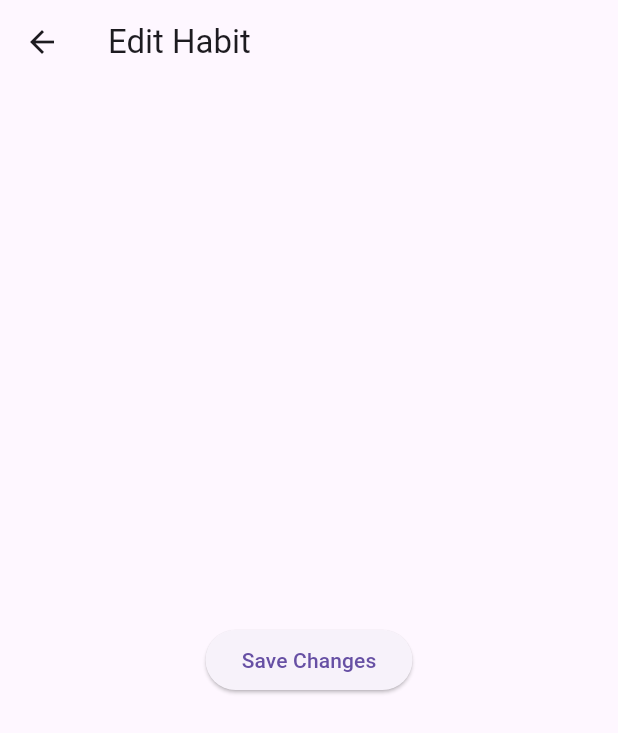
After one commit to infangle/habit-tracker-f, a Flutter app: the EditHabitScreen screen opened directly, on a phone screen of 412 x 824 dp. The commit adds this screen. Shown: the top 733 px of the screen. Run offline on Flutter 3.47's test engine with Material 3 defaults, Android fonts, the phone set to English and light mode, and no system bars; our stand-ins replace get.

Commit message:
habit CRUD

```diff
--- /dev/null
+++ b/habit_tracker/lib/data/habit_repository_impl.dart
@@ -0,0 +1,47 @@
+// habit_repository_impl.dart
+
+import 'dart:convert';
+import 'package:flutter/services.dart';
+import 'package:habit_tracker/domain/models/habit.dart';
+import 'package:habit_tracker/domain/repositories/habit_repository.dart';
+
+class HabitRepositoryImpl implements HabitRepository {
+  List<Habit> _habits = [];
+
+  Future<void> _loadHabits() async {
+    final String habitsData = await rootBundle.loadString('db.json');
+    final List<dynamic> habitsJson = json.decode(habitsData);
+
+    _habits = habitsJson.map<Habit>((json) => Habit.fromJson(json)).toList();
+  }
+
+  @override
+  Future<List<Habit>> getHabitsForUser(int userId) async {
+    await _loadHabits();
+    return _habits.where((habit) => habit.userId == userId).toList();
+  }
+
+  @override
+  Future<void> addHabit(Habit habit) async {
+    _habits.add(habit);
+    // Save the updated habits list back to the db.json file
+    // You can write the updated list back to the file here
+  }
+
+  @override
+  Future<void> updateHabit(Habit habit) async {
+    final index = _habits.indexWhere((h) => h.id == habit.id);
+    if (index != -1) {
+      _habits[index] = habit;
+      // Save the updated habits list back to the db.json file
+      // You can write the updated list back to the file here
+    }
+  }
+
+  @override
+  Future<void> deleteHabit(int habitId) async {
+    _habits.removeWhere((habit) => habit.id == habitId);
+    // Save the updated habits list back to the db.json file
+    // You can write the updated list back to the file here
+  }
+}
--- a/habit_tracker/lib/data/user_repository_impl.dart
+++ b/habit_tracker/lib/data/user_repository_impl.dart
@@ -1,5 +1,5 @@
 import 'package:http/http.dart' as http;
-import 'package:habit_tracker/domain/user_repository.dart';
+import 'package:habit_tracker/domain/repositories/user_repository.dart';
 import 'dart:convert';
 
 class UserRepositoryImpl implements UserRepository {
--- /dev/null
+++ b/habit_tracker/lib/domain/models/habit.dart
@@ -0,0 +1,26 @@
+// habit.dart
+
+class Habit {
+  final int id;
+  final int userId;
+  final String name;
+  final bool completed;
+
+  Habit({
+    required this.id,
+    required this.userId,
+    required this.name,
+    required this.completed,
+  });
+  factory Habit.fromJson(Map<String, dynamic> json) {
+    return Habit(
+      id: json['id'],
+      userId: json['userId'],
+      name: json['name'],
+      completed: json['completed'],
+    );
+  }
+  Map<String, dynamic> toJson() {
+    return {'id': id, 'userId': userId, 'name': name, 'completed': completed};
+  }
+}
--- /dev/null
+++ b/habit_tracker/lib/domain/repositories/habit_repository.dart
@@ -0,0 +1,10 @@
+// habit_repository.dart
+
+import 'package:habit_tracker/domain/models/habit.dart';
+
+abstract class HabitRepository {
+  Future<List<Habit>> getHabitsForUser(int userId);
+  Future<void> addHabit(Habit habit);
+  Future<void> updateHabit(Habit habit);
+  Future<void> deleteHabit(int habitId);
+}
--- a/habit_tracker/lib/presentation/screens/login.dart
+++ b/habit_tracker/lib/presentation/screens/login.dart
@@ -1,7 +1,7 @@
 import 'package:flutter/material.dart';
 import 'package:get/get.dart';
 import 'package:habit_tracker/controllers/AuthController.dart';
-import 'package:habit_tracker/domain/user_repository.dart';
+import 'package:habit_tracker/domain/repositories/user_repository.dart';
 
 class LoginScreen extends StatelessWidget {
   final AuthController authController = Get.find();
--- /dev/null
+++ b/habit_tracker/lib/presentation/screens/widgets/editHabit.dart
@@ -0,0 +1,21 @@
+// edit_habit_screen.dart
+
+import 'package:flutter/material.dart';
+
+class EditHabitScreen extends StatelessWidget {
+  @override
+  Widget build(BuildContext context) {
+    return Scaffold(
+      appBar: AppBar(title: Text('Edit Habit')),
+      body: Center(
+        child: ElevatedButton(
+          onPressed: () {
+            // Implement edit habit functionality
+            Navigator.pop(context);
+          },
+          child: Text('Save Changes'),
+        ),
+      ),
+    );
+  }
+}
```
Also changed, not shown: habit_tracker/lib/presentation/screens/widgets/addHabit.dart (added, +21 -0 lines), habit_tracker/lib/domain/repositories/user_repository.dart (renamed from habit_tracker/lib/domain/user_repository.dart).
